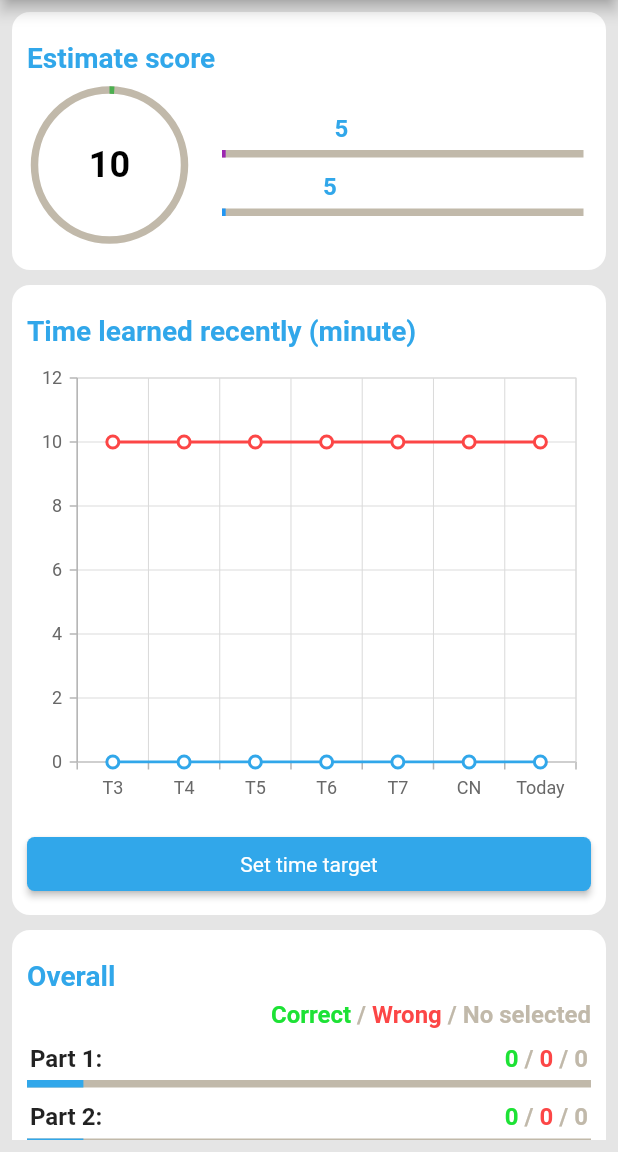
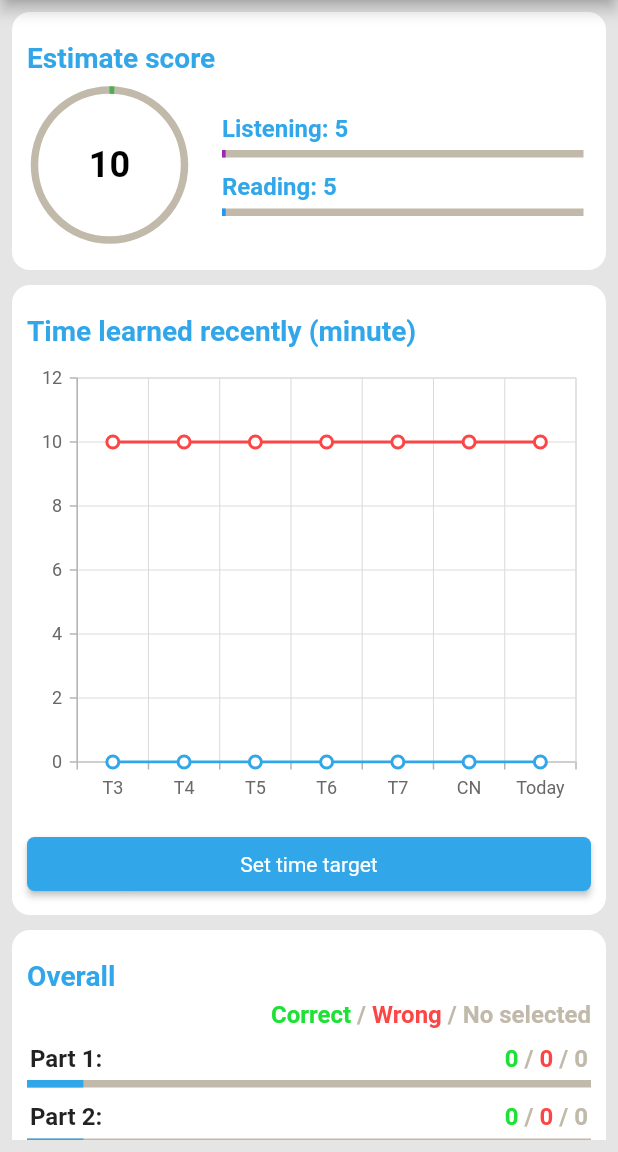
Before and after one commit to thinhhja2001/learning_english_app, a Flutter app: the StatisticsScreen screen opened directly, on a phone screen of 412 x 824 dp, the part 84-1236 px from its top. Run offline on Flutter 3.47's test engine with Material 2 defaults, Android fonts, the phone set to English and light mode, and no system bars; our stand-ins replace audioplayers, cached_network_image, cloud_firestore, custom_radio_grouped_button, firebase_auth, firebase_core and 9 more; accounts and stored records are empty; project files that could hold a hidden picture were left out.

Commit message:
Fix color estimate_score

```diff
--- a/lib/widgets/home/statistics/estimate_score.dart
+++ b/lib/widgets/home/statistics/estimate_score.dart
@@ -98,7 +98,8 @@ class _EstimateScoreState extends State<EstimateScore> {
                                 RichText(
                                   text: TextSpan(
                                     text: 'Listening: ',
-                                    style: ktsBoldText,
+                                    style: ktsBoldText.copyWith(
+                                        color: kcPrimaryColor),
                                     children: <TextSpan>[
                                       TextSpan(
                                           text:
@@ -120,7 +121,8 @@ class _EstimateScoreState extends State<EstimateScore> {
                                 RichText(
                                   text: TextSpan(
                                     text: 'Reading: ',
-                                    style: ktsBoldText,
+                                    style: ktsBoldText.copyWith(
+                                        color: kcPrimaryColor),
                                     children: <TextSpan>[
                                       TextSpan(
                                           text: estimateReadingScore.toString(),
```
